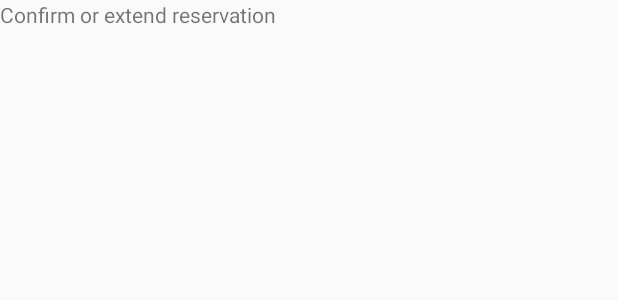
After one commit to AronBakaBalint/licenta, an Android app: the layout activity_reservation_extension.xml on its own in the app's theme, with its tools: preview values and no code run, on a phone screen of 412 x 824 dp. The commit adds this screen. Shown: the top 300 px of the screen. Run offline under Robolectric (Android 15) with nearby library versions, the phone set to English and light mode, and no system bars.

Commit message:
fixed some bugs

```diff
--- a/backend/src/main/java/aron/utcn/licenta/controller/ParkingPlaceController.java
+++ b/backend/src/main/java/aron/utcn/licenta/controller/ParkingPlaceController.java
@@ -25,6 +25,6 @@ public class ParkingPlaceController {
 	@GetMapping("/parking/{id}")
 	public MessageDto getParkingPlaceStatus(@PathVariable Integer id) {
 		ParkingPlaceDto parkingPlace = parkingPlaceService.findById(id);
-		return new MessageDto(parkingPlace.getStatus());
+		return new MessageDto(parkingPlace.getStatus()+id);
 	}
 }
--- a/mobile_app/app/src/main/AndroidManifest.xml
+++ b/mobile_app/app/src/main/AndroidManifest.xml
@@ -13,7 +13,8 @@
         android:supportsRtl="true"
         android:theme="@style/AppTheme"
         android:usesCleartextTraffic="true">
-        <activity android:name=".RegistrationActivity"></activity>
+        <activity android:name=".ReservationExtensionActivity"></activity>
+        <activity android:name=".RegistrationActivity" />
         <activity android:name=".ParkingActivity" />
         <activity android:name=".LoginActivity">
             <intent-filter>
--- /dev/null
+++ b/mobile_app/app/src/main/res/layout/activity_reservation_extension.xml
@@ -0,0 +1,16 @@
+<?xml version="1.0" encoding="utf-8"?>
+<androidx.constraintlayout.widget.ConstraintLayout xmlns:android="http://schemas.android.com/apk/res/android"
+    xmlns:app="http://schemas.android.com/apk/res-auto"
+    xmlns:tools="http://schemas.android.com/tools"
+    android:layout_width="match_parent"
+    android:layout_height="match_parent"
+    tools:context=".ReservationExtensionActivity">
+
+    <TextView
+        android:id="@+id/textView14"
+        android:layout_width="wrap_content"
+        android:layout_height="wrap_content"
+        android:text="Confirm or extend reservation"
+        tools:layout_editor_absoluteX="153dp"
+        tools:layout_editor_absoluteY="268dp" />
+</androidx.constraintlayout.widget.ConstraintLayout>
```
Also changed, not shown: mobile_app/app/src/main/java/com/example/licenta_mobile/LoginActivity.java (+7 -5 lines), mobile_app/app/src/main/java/com/example/licenta_mobile/ParkingActivity.java (+12 -7 lines), mobile_app/app/src/main/java/com/example/licenta_mobile/ReservationExtensionActivity.java (added, +16 -0 lines), mobile_app/app/src/main/java/com/example/licenta_mobile/dialog/ReservationExtensionDialog.java (added, +12 -0 lines).
